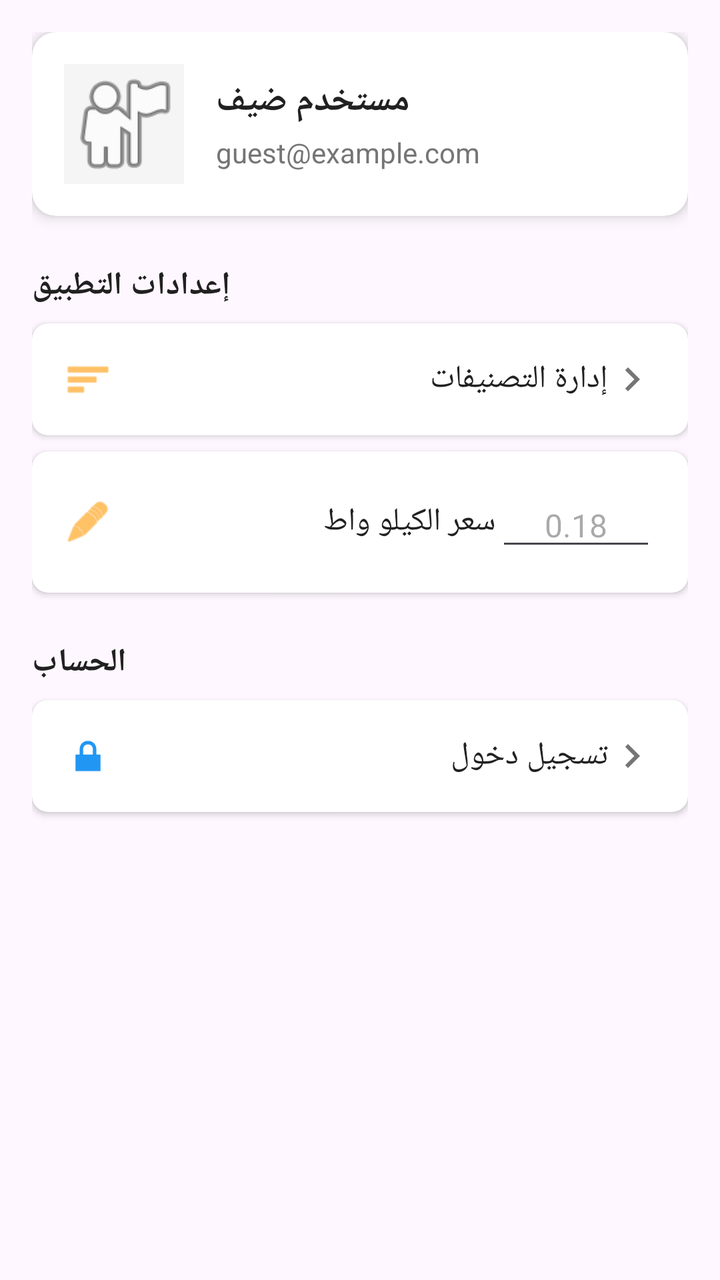
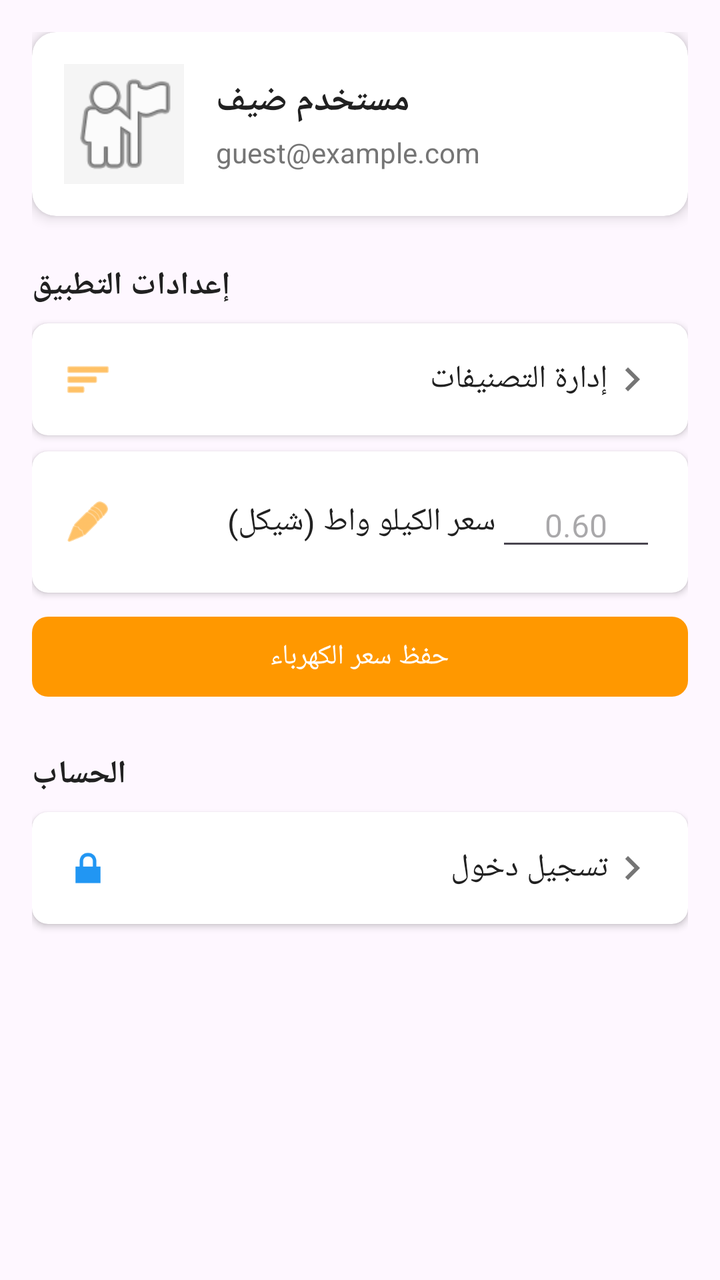

Compare the two renders of this Android layout. The source of the first and the diff that turns it into the second are given below.
<!-- AndroidManifest.xml: application theme Theme.EleCount -->
<!-- res/layout/fragment_settings.xml -->
<?xml version="1.0" encoding="utf-8"?>
<ScrollView xmlns:android="http://schemas.android.com/apk/res/android"
    xmlns:app="http://schemas.android.com/apk/res-auto"
    android:layout_width="match_parent"
    android:layout_height="match_parent"
    android:fillViewport="true">

    <LinearLayout
        android:layout_width="match_parent"
        android:layout_height="wrap_content"
        android:orientation="vertical"
        android:padding="16dp">

        
        <androidx.cardview.widget.CardView
            android:id="@+id/profileCard"
            android:layout_width="match_parent"
            android:layout_height="wrap_content"
            app:cardCornerRadius="12dp"
            app:cardElevation="4dp">

            <LinearLayout
                android:layout_width="match_parent"
                android:layout_height="wrap_content"
                android:gravity="center_vertical"
                android:orientation="horizontal"
                android:padding="16dp">

                
                <ImageView
                    android:id="@+id/userImage"
                    android:layout_width="60dp"
                    android:layout_height="60dp"
                    android:background="@color/gray_light"
                    android:scaleType="centerCrop"
                    android:src="@android:drawable/ic_menu_myplaces" />

                <LinearLayout
                    android:layout_width="0dp"
                    android:layout_height="wrap_content"
                    android:layout_marginStart="16dp"
                    android:layout_weight="1"
                    android:orientation="vertical">

                    <TextView
                        android:id="@+id/userName"
                        android:layout_width="wrap_content"
                        android:layout_height="wrap_content"
                        android:text="مستخدم ضيف"
                        android:textColor="@color/text_primary"
                        android:textSize="18sp"
                        android:textStyle="bold" />

                    <TextView
                        android:id="@+id/userEmail"
                        android:layout_width="wrap_content"
                        android:layout_height="wrap_content"
                        android:layout_marginTop="4dp"
                        android:text="guest@example.com"
                        android:textColor="@color/text_secondary"
                        android:textSize="14sp" />

                    <TextView
                        android:id="@+id/profileEditHint"
                        android:layout_width="wrap_content"
                        android:layout_height="wrap_content"
                        android:layout_marginTop="6dp"
                        android:text="@string/settings_edit_profile_hint"
                        android:textColor="@color/colorPrimary"
                        android:textSize="12sp"
                        android:visibility="gone" />

                </LinearLayout>

            </LinearLayout>

        </androidx.cardview.widget.CardView>

        
        <TextView
            android:layout_width="wrap_content"
            android:layout_height="wrap_content"
            android:layout_marginTop="24dp"
            android:text="إعدادات التطبيق"
            android:textColor="@color/text_primary"
            android:textSize="16sp"
            android:textStyle="bold" />

        
        <androidx.cardview.widget.CardView
            android:id="@+id/categoriesCard"
            android:layout_width="match_parent"
            android:layout_height="wrap_content"
            android:layout_marginTop="8dp"
            app:cardCornerRadius="8dp"
            app:cardElevation="2dp">

            <LinearLayout
                android:layout_width="match_parent"
                android:layout_height="wrap_content"
                android:gravity="center_vertical"
                android:orientation="horizontal"
                android:padding="16dp">

                <ImageView
                    android:layout_width="24dp"
                    android:layout_height="24dp"
                    android:src="@android:drawable/ic_menu_sort_by_size"
                    app:tint="@color/colorPrimary" />

                <TextView
                    android:layout_width="0dp"
                    android:layout_height="wrap_content"
                    android:layout_marginStart="16dp"
                    android:layout_weight="1"
                    android:text="@string/settings_categories"
                    android:textColor="@color/text_primary"
                    android:textSize="16sp" />

                <ImageView
                    android:layout_width="24dp"
                    android:layout_height="24dp"
                    android:src="@drawable/ic_chevron_right"
                    app:tint="@color/text_secondary" />

            </LinearLayout>

        </androidx.cardview.widget.CardView>

        
        <androidx.cardview.widget.CardView
            android:layout_width="match_parent"
            android:layout_height="wrap_content"
            android:layout_marginTop="8dp"
            app:cardCornerRadius="8dp"
            app:cardElevation="2dp">

            <LinearLayout
                android:layout_width="match_parent"
                android:layout_height="wrap_content"
                android:gravity="center_vertical"
                android:orientation="horizontal"
                android:padding="16dp">

                <ImageView
                    android:layout_width="24dp"
                    android:layout_height="24dp"
                    android:src="@android:drawable/ic_menu_edit"
                    app:tint="@color/colorPrimary" />

                <TextView
                    android:layout_width="0dp"
                    android:layout_height="wrap_content"
                    android:layout_marginStart="16dp"
                    android:layout_weight="1"
                    android:text="@string/settings_price"
                    android:textColor="@color/text_primary"
                    android:textSize="16sp" />

                <EditText
                    android:id="@+id/priceInput"
                    android:layout_width="80dp"
                    android:layout_height="wrap_content"
                    android:gravity="center"
                    android:hint="0.18"
                    android:inputType="numberDecimal"
                    android:textSize="16sp" />

            </LinearLayout>

        </androidx.cardview.widget.CardView>

        
        <TextView
            android:layout_width="wrap_content"
            android:layout_height="wrap_content"
            android:layout_marginTop="24dp"
            android:text="الحساب"
            android:textColor="@color/text_primary"
            android:textSize="16sp"
            android:textStyle="bold" />

        
        <androidx.cardview.widget.CardView
            android:id="@+id/authCard"
            android:layout_width="match_parent"
            android:layout_height="wrap_content"
            android:layout_marginTop="8dp"
            app:cardCornerRadius="8dp"
            app:cardElevation="2dp">

            <LinearLayout
                android:layout_width="match_parent"
                android:layout_height="wrap_content"
                android:gravity="center_vertical"
                android:orientation="horizontal"
                android:padding="16dp">

                <ImageView
                    android:layout_width="24dp"
                    android:layout_height="24dp"
                    android:src="@android:drawable/ic_lock_lock"
                    app:tint="@color/colorAccent" />

                <TextView
                    android:id="@+id/authText"
                    android:layout_width="0dp"
                    android:layout_height="wrap_content"
                    android:layout_marginStart="16dp"
                    android:layout_weight="1"
                    android:text="@string/settings_login"
                    android:textColor="@color/text_primary"
                    android:textSize="16sp" />

                <ImageView
                    android:layout_width="24dp"
                    android:layout_height="24dp"
                    android:src="@drawable/ic_chevron_right"
                    app:tint="@color/text_secondary" />

            </LinearLayout>

        </androidx.cardview.widget.CardView>

    </LinearLayout>

</ScrollView>
<!-- resources referenced by this layout -->
<resources>
  <color name="colorAccent">#2196F3</color>
  <color name="colorPrimary">#FF9800</color>
  <color name="gray_light">#F5F5F5</color>
  <color name="text_primary">#212121</color>
  <color name="text_secondary">#757575</color>
  <!-- drawable ic_chevron_right (drawable) -->
  <?xml version="1.0" encoding="utf-8"?>
  <vector xmlns:android="http://schemas.android.com/apk/res/android"
      android:width="24dp"
      android:height="24dp"
      android:viewportWidth="24"
      android:viewportHeight="24">
      <path
          android:fillColor="#FF000000"
          android:pathData="M10,6L8.59,7.41 13.17,12l-4.58,4.59L10,18l6,-6z"/>
  </vector>
  <string name="settings_categories">إدارة التصنيفات</string>
  <string name="settings_edit_profile_hint">اضغط لتعديل الاسم والصورة</string>
  <string name="settings_login">تسجيل دخول</string>
  <string name="settings_price">سعر الكيلو واط</string>
  <style name="Theme.EleCount" parent="Base.Theme.EleCount" />
  <style name="Base.Theme.EleCount" parent="Theme.Material3.DayNight.NoActionBar">
          
          <item name="colorPrimary">@color/colorPrimary</item>
          <item name="colorPrimaryDark">@color/colorPrimary</item>
          <item name="colorAccent">@color/colorAccent</item>
          
          
          <item name="android:statusBarColor">@android:color/transparent</item>
          <item name="android:navigationBarColor">@color/white</item>
          <item name="android:windowLightStatusBar">false</item>
          <item name="android:windowDrawsSystemBarBackgrounds">true</item>
      </style>
  <color name="white">#FFFFFF</color>
</resources>

<!-- the commit's change to res/layout/fragment_settings.xml (unified diff, before → after) -->
@@ -162,13 +162,21 @@
                     android:layout_width="80dp"
                     android:layout_height="wrap_content"
                     android:gravity="center"
-                    android:hint="0.18"
+                    android:hint="0.60"
                     android:inputType="numberDecimal"
                     android:textSize="16sp" />
 
             </LinearLayout>
 
         </androidx.cardview.widget.CardView>
+
+        <com.google.android.material.button.MaterialButton
+            android:id="@+id/savePriceButton"
+            android:layout_width="match_parent"
+            android:layout_height="wrap_content"
+            android:layout_marginTop="8dp"
+            android:text="@string/settings_save_price"
+            app:cornerRadius="8dp" />
 
         
         <TextView
<!-- resource entries referenced after the edit -->
@@ -19,7 +19,8 @@
   <string name="settings_categories">إدارة التصنيفات</string>
   <string name="settings_edit_profile_hint">اضغط لتعديل الاسم والصورة</string>
   <string name="settings_login">تسجيل دخول</string>
-  <string name="settings_price">سعر الكيلو واط</string>
+  <string name="settings_price">سعر الكيلو واط (شيكل)</string>
+  <string name="settings_save_price">حفظ سعر الكهرباء</string>
   <style name="Theme.EleCount" parent="Base.Theme.EleCount" />
   <style name="Base.Theme.EleCount" parent="Theme.Material3.DayNight.NoActionBar">
           
